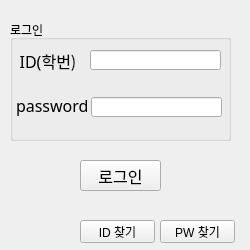
Park-JuHyeon/MiniProjects, file part1/group_project/login.ui: the form before one commit.
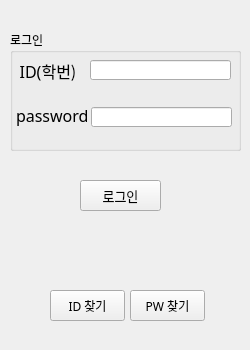
The form after the commit.

What changed in the file:
```diff
--- a/part1/group_project/login.ui
+++ b/part1/group_project/login.ui
@@ -7,21 +7,26 @@
     <x>0</x>
     <y>0</y>
     <width>250</width>
-    <height>250</height>
+    <height>350</height>
    </rect>
   </property>
   <property name="minimumSize">
    <size>
     <width>250</width>
-    <height>250</height>
+    <height>350</height>
    </size>
   </property>
   <property name="maximumSize">
    <size>
     <width>250</width>
-    <height>250</height>
+    <height>350</height>
    </size>
   </property>
+  <property name="font">
+   <font>
+    <family>나눔고딕</family>
+   </font>
+  </property>
   <property name="windowTitle">
    <string>로그인</string>
   </property>
@@ -29,8 +34,8 @@
    <property name="geometry">
     <rect>
      <x>10</x>
-     <y>20</y>
-     <width>221</width>
+     <y>30</y>
+     <width>231</width>
      <height>121</height>
     </rect>
    </property>
@@ -66,7 +71,7 @@
     </property>
     <property name="font">
      <font>
-      <family>맑은 고딕</family>
+      <family>나눔고딕</family>
       <pointsize>12</pointsize>
      </font>
     </property>
@@ -85,7 +90,7 @@
     </property>
     <property name="font">
      <font>
-      <family>맑은 고딕</family>
+      <family>나눔고딕</family>
       <pointsize>12</pointsize>
      </font>
     </property>
@@ -101,7 +106,7 @@
      <rect>
       <x>80</x>
       <y>30</y>
-      <width>131</width>
+      <width>141</width>
       <height>20</height>
      </rect>
     </property>
@@ -111,7 +116,7 @@
      <rect>
       <x>81</x>
       <y>77</y>
-      <width>131</width>
+      <width>141</width>
       <height>20</height>
      </rect>
     </property>
@@ -121,15 +126,15 @@
    <property name="geometry">
     <rect>
      <x>80</x>
-     <y>160</y>
+     <y>180</y>
      <width>81</width>
      <height>31</height>
     </rect>
    </property>
    <property name="font">
     <font>
-     <family>맑은 고딕</family>
-     <pointsize>12</pointsize>
+     <family>나눔고딕</family>
+     <pointsize>10</pointsize>
     </font>
    </property>
    <property name="text">
@@ -139,10 +144,10 @@
   <widget class="QPushButton" name="btnID">
    <property name="geometry">
     <rect>
-     <x>80</x>
-     <y>220</y>
+     <x>50</x>
+     <y>290</y>
      <width>75</width>
-     <height>23</height>
+     <height>31</height>
     </rect>
    </property>
    <property name="text">
@@ -152,10 +157,10 @@
   <widget class="QPushButton" name="btnPW">
    <property name="geometry">
     <rect>
-     <x>160</x>
-     <y>220</y>
+     <x>130</x>
+     <y>290</y>
      <width>75</width>
-     <height>23</height>
+     <height>31</height>
     </rect>
    </property>
    <property name="text">
```
Left out of the diff: 4 changed lines with no effect on the pictures.
